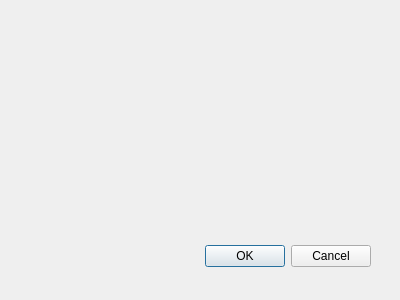
Above: wap_plugin_dialog_base.ui from WAGIS/wap_plugin before the change. Below: the same form after it.
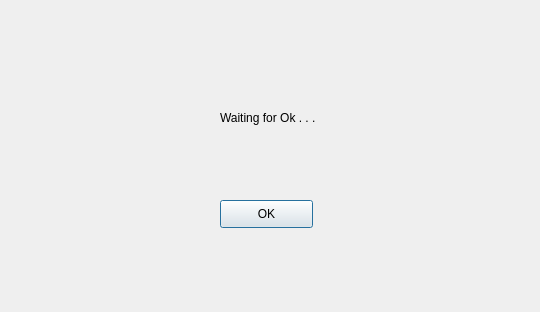
That is the form after the change.

Commit message: first button interaction

```diff
--- a/wap_plugin_dialog_base.ui
+++ b/wap_plugin_dialog_base.ui
@@ -1,31 +1,44 @@
 <ui version="4.0" >
  <class>WAPluginDialogBase</class>
- <widget class="QDialog" name="WAPluginDialogBase" >
-  <property name="geometry" >
+ <widget class="QDialog" name="WAPluginDialogBase">
+  <property name="geometry">
    <rect>
     <x>0</x>
     <y>0</y>
-    <width>400</width>
-    <height>300</height>
+    <width>540</width>
+    <height>312</height>
    </rect>
   </property>
   <property name="windowTitle" >
    <string>WAPlugin</string>
   </property>
-  <widget class="QDialogButtonBox" name="button_box" >
-   <property name="geometry" >
+  <widget class="QLabel" name="label">
+   <property name="enabled">
+    <bool>true</bool>
+   </property>
+   <property name="geometry">
     <rect>
-     <x>30</x>
-     <y>240</y>
-     <width>341</width>
-     <height>32</height>
+     <x>220</x>
+     <y>110</y>
+     <width>111</width>
+     <height>16</height>
     </rect>
    </property>
-   <property name="orientation" >
-    <enum>Qt::Horizontal</enum>
+   <property name="text">
+    <string>Waiting for Ok . . . </string>
    </property>
-   <property name="standardButtons" >
-    <set>QDialogButtonBox::Cancel|QDialogButtonBox::Ok</set>
+  </widget>
+  <widget class="QPushButton" name="pushButton">
+   <property name="geometry">
+    <rect>
+     <x>220</x>
+     <y>200</y>
+     <width>93</width>
+     <height>28</height>
+    </rect>
+   </property>
+   <property name="text">
+    <string>OK</string>
    </property>
   </widget>
  </widget>
```
Left out of the diff: 40 changed lines with no effect on the pictures. The commit also changes 1 other file.
